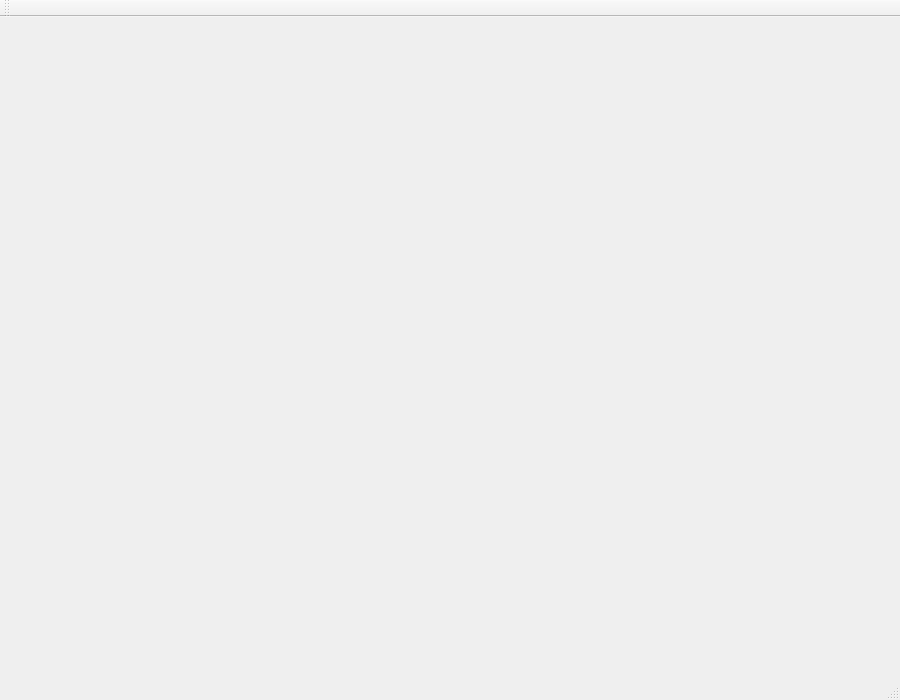
Qt form hfbm/gui.ui (veeyslaw/hfbm) before a commit.
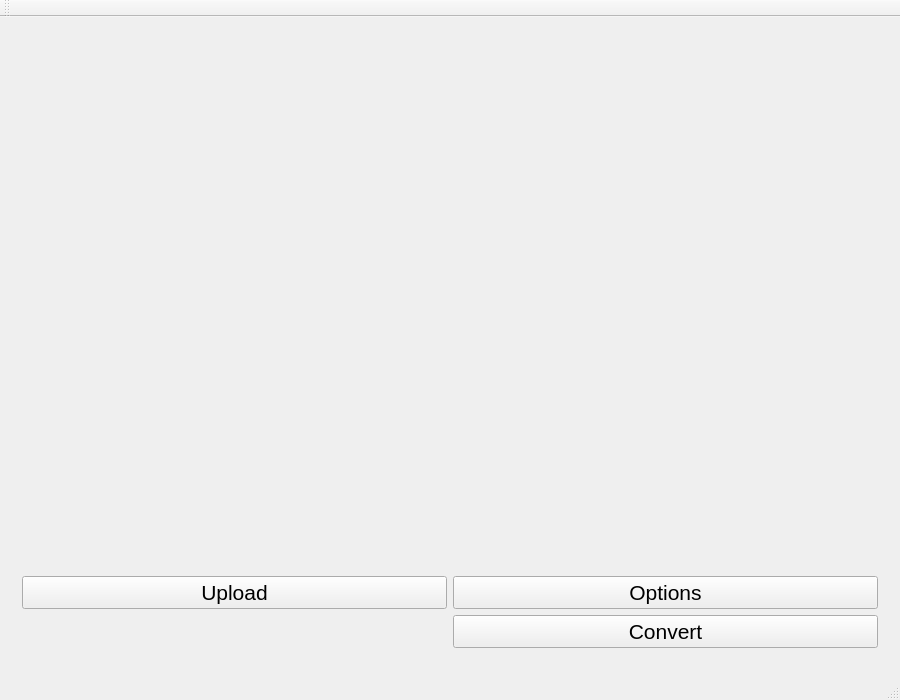
The same form after that commit.

```diff
--- a/hfbm/gui.ui
+++ b/hfbm/gui.ui
@@ -22,7 +22,81 @@
    <layout class="QGridLayout" name="gridLayout">
     <item row="0" column="0">
      <widget class="QStackedWidget" name="stackedWidget">
-      <widget class="QWidget" name="mainPage"/>
+      <widget class="QWidget" name="mainPage">
+       <layout class="QGridLayout" name="gridLayout_2">
+        <item row="0" column="1">
+         <widget class="QLabel" name="img3DLabel">
+          <property name="sizePolicy">
+           <sizepolicy hsizetype="Expanding" vsizetype="Expanding">
+            <horstretch>0</horstretch>
+            <verstretch>0</verstretch>
+           </sizepolicy>
+          </property>
+          <property name="text">
+           <string/>
+          </property>
+          <property name="alignment">
+           <set>Qt::AlignCenter</set>
+          </property>
+         </widget>
+        </item>
+        <item row="0" column="0">
+         <widget class="QLabel" name="img2DLabel">
+          <property name="sizePolicy">
+           <sizepolicy hsizetype="Expanding" vsizetype="Expanding">
+            <horstretch>0</horstretch>
+            <verstretch>0</verstretch>
+           </sizepolicy>
+          </property>
+          <property name="text">
+           <string/>
+          </property>
+          <property name="alignment">
+           <set>Qt::AlignCenter</set>
+          </property>
+         </widget>
+        </item>
+        <item row="4" column="1">
+         <widget class="QPushButton" name="convertButton">
+          <property name="sizePolicy">
+           <sizepolicy hsizetype="Minimum" vsizetype="Minimum">
+            <horstretch>0</horstretch>
+            <verstretch>0</verstretch>
+           </sizepolicy>
+          </property>
+          <property name="text">
+           <string>Convert</string>
+          </property>
+         </widget>
+        </item>
+        <item row="2" column="0">
+         <widget class="QPushButton" name="uploadButton">
+          <property name="sizePolicy">
+           <sizepolicy hsizetype="Minimum" vsizetype="Minimum">
+            <horstretch>0</horstretch>
+            <verstretch>0</verstretch>
+           </sizepolicy>
+          </property>
+          <property name="text">
+           <string>Upload</string>
+          </property>
+         </widget>
+        </item>
+        <item row="2" column="1">
+         <widget class="QPushButton" name="optionsButton">
+          <property name="sizePolicy">
+           <sizepolicy hsizetype="Minimum" vsizetype="Minimum">
+            <horstretch>0</horstretch>
+            <verstretch>0</verstretch>
+           </sizepolicy>
+          </property>
+          <property name="text">
+           <string>Options</string>
+          </property>
+         </widget>
+        </item>
+       </layout>
+      </widget>
       <widget class="QWidget" name="optionsPage"/>
      </widget>
     </item>
```
Left out of the diff: 7 changed lines with no effect on the pictures.
